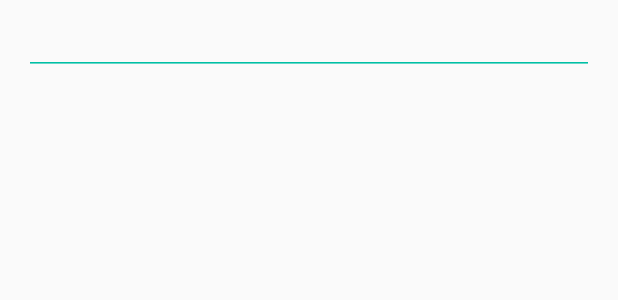
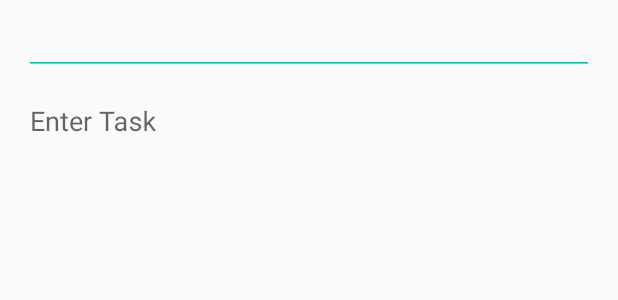
Before and after one commit to VogelDev/Android-Projects, an Android app: the layout activity_note_edit.xml on its own in the app's theme, with its tools: preview values and no code run, on a phone screen of 412 x 824 dp. Shown: the part 329-629 px from the top of the screen. Run offline under Robolectric (Android 15) with nearby library versions, the phone set to English and light mode, and no system bars.

Commit message:
Task fixes
Fixed DB issue causing terminal error.
Working on debugging Tasks DB part

```diff
--- a/MemoPad/app/src/main/java/me/vogeldev/memopad/data/NotepadDbHelper.java
+++ b/MemoPad/app/src/main/java/me/vogeldev/memopad/data/NotepadDbHelper.java
@@ -3,13 +3,15 @@ package me.vogeldev.memopad.data;
 import android.content.Context;
 import android.database.sqlite.SQLiteDatabase;
 import android.database.sqlite.SQLiteOpenHelper;
+import android.database.sqlite.SQLiteStatement;
+import android.util.Log;
 
 /**
  * Created by Vogel on 6/5/2016.
  */
 public class NotepadDbHelper extends SQLiteOpenHelper {
 
-    private static final int DATABASE_VERSION = 2;
+    private static final int DATABASE_VERSION = 3;
     private static final String DATABASE_NAME = "notepad.db";
 
     public NotepadDbHelper(Context context) {
@@ -47,5 +49,7 @@ public class NotepadDbHelper extends SQLiteOpenHelper {
         // This will need to change in the future to allow user data to persist
         db.execSQL("DROP TABLE IF EXISTS " + NotepadContract.NoteEntry.TABLE_NAME_NOTE);
         db.execSQL("DROP TABLE IF EXISTS " + NotepadContract.NoteEntry.TABLE_NAME_TASKS);
+
+        onCreate(db);
     }
 }
--- a/MemoPad/app/src/main/res/layout/activity_note_edit.xml
+++ b/MemoPad/app/src/main/res/layout/activity_note_edit.xml
@@ -35,6 +35,19 @@
                 android:hint="Description"
                 android:minLines="5"
                 android:gravity="start|top"
+                />
+        </android.support.design.widget.TextInputLayout>
+
+        <android.support.design.widget.TextInputLayout
+            android:layout_width="match_parent"
+            android:layout_height="wrap_content">
+            <EditText
+                android:id="@+id/et_addTask"
+                android:layout_width="match_parent"
+                android:layout_height="wrap_content"
+                android:hint="Enter Task"
+                android:gravity="start|top"
+                android:visibility="invisible"
                 />
         </android.support.design.widget.TextInputLayout>
 
```
Also changed, not shown: MemoPad/app/src/main/java/me/vogeldev/memopad/NoteEditActivity.java (+44 -2 lines), MemoPad/app/src/main/java/me/vogeldev/memopad/data/NotepadProvider.java (+18 -2 lines).
